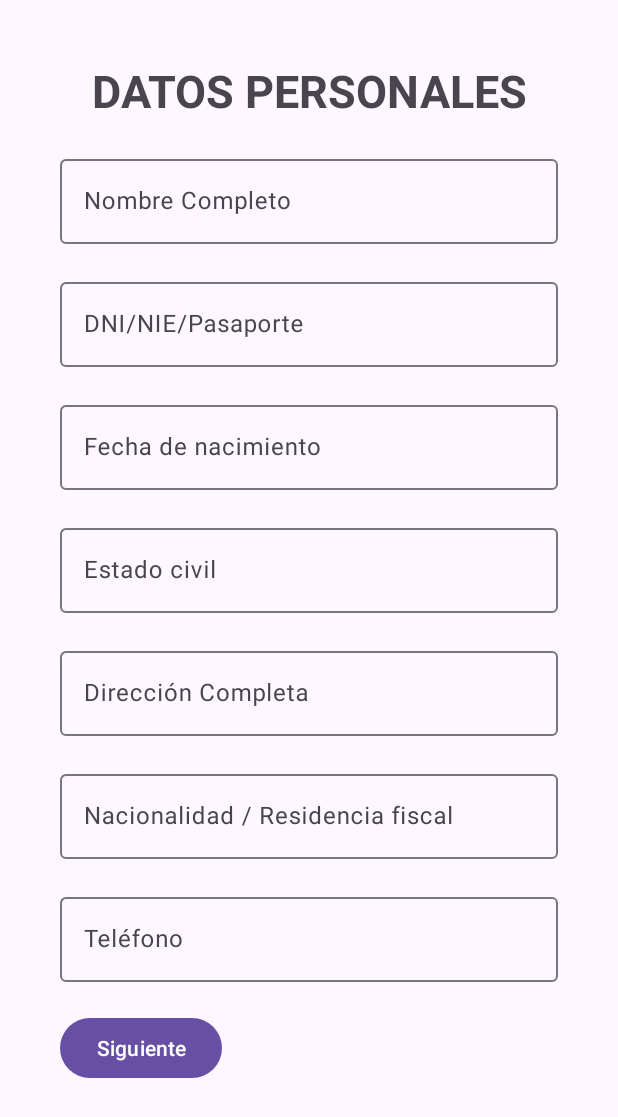
After one commit to cHion7/AplicacionDeImpuestosDelTFG, an Android app: the fragment FragmentoRegistro1 placed in its activity, on a phone screen of 412 x 824 dp. The commit adds this screen. Shown: the top 1117 px of the screen. Run offline under Robolectric (Android 15) with nearby library versions, the phone set to English and light mode, and no system bars; our stand-ins replace Firebase (no records; nobody signed in at launch, a user with empty details on screens opened directly).

Commit message:
Registro hecho 3 pestañas falta mejorar condiciones, se superponen xml

```diff
--- a/app/build.gradle.kts
+++ b/app/build.gradle.kts
@@ -30,6 +30,9 @@ android {
         sourceCompatibility = JavaVersion.VERSION_11
         targetCompatibility = JavaVersion.VERSION_11
     }
+    buildFeatures {
+        viewBinding = true
+    }
 }
 
 dependencies {
@@ -38,6 +41,9 @@ dependencies {
     implementation(libs.material)
     implementation(libs.activity)
     implementation(libs.constraintlayout)
+    implementation(libs.annotation)
+    implementation(libs.lifecycle.livedata.ktx)
+    implementation(libs.lifecycle.viewmodel.ktx)
     testImplementation(libs.junit)
     androidTestImplementation(libs.ext.junit)
     androidTestImplementation(libs.espresso.core)
--- /dev/null
+++ b/app/src/main/java/com/example/aplicaciondeimpuestosdeltfg/FragmentoRegistro.java
@@ -0,0 +1,104 @@
+package com.example.aplicaciondeimpuestosdeltfg;
+
+import android.content.Context;
+import android.content.SharedPreferences;
+import android.os.Bundle;
+
+import androidx.fragment.app.Fragment;
+
+import android.text.TextUtils;
+import android.view.LayoutInflater;
+import android.view.View;
+import android.view.ViewGroup;
+import android.widget.Button;
+import android.widget.Toast;
+
+import com.google.android.material.textfield.TextInputEditText;
+import com.google.firebase.auth.FirebaseAuth;
+
+/**
+ * A simple {@link Fragment} subclass.
+ * Use the {@link FragmentoRegistro#newInstance} factory method to
+ * create an instance of this fragment.
+ */
+public class FragmentoRegistro extends Fragment {
+    private TextInputEditText etUsuarioReg, etContrasenaReg;
+    private Button btSiguienteReg;
+    private FirebaseAuth firebaseAuth;
+
+    // TODO: Rename parameter arguments, choose names that match
+    // the fragment initialization parameters, e.g. ARG_ITEM_NUMBER
+    private static final String ARG_PARAM1 = "param1";
+    private static final String ARG_PARAM2 = "param2";
+
+    // TODO: Rename and change types of parameters
+    private String mParam1;
+    private String mParam2;
+
+    public FragmentoRegistro() {
+        // Required empty public constructor
+    }
+
+    /**
+     * Use this factory method to create a new instance of
+     * this fragment using the provided parameters.
+     *
+     * @param param1 Parameter 1.
+     * @param param2 Parameter 2.
+     * @return A new instance of fragment FragmentoRegistro.
+     */
+    // TODO: Rename and change types and number of parameters
+    public static FragmentoRegistro newInstance(String param1, String param2) {
+        FragmentoRegistro fragment = new FragmentoRegistro();
+        Bundle args = new Bundle();
+        args.putString(ARG_PARAM1, param1);
+        args.putString(ARG_PARAM2, param2);
+        fragment.setArguments(args);
+        return fragment;
+    }
+
+    @Override
+    public void onCreate(Bundle savedInstanceState) {
+        super.onCreate(savedInstanceState);
+        if (getArguments() != null) {
+            mParam1 = getArguments().getString(ARG_PARAM1);
+            mParam2 = getArguments().getString(ARG_PARAM2);
+        }
+    }
+
+    @Override
+    public View onCreateView(LayoutInflater inflater, ViewGroup container,
+                             Bundle savedInstanceState) {
+        // Inflate the layout for this fragment
+        View view = inflater.inflate(R.layout.fragment_registro, container, false);
+        // Inicializamos FirebaseAuth
+        firebaseAuth = FirebaseAuth.getInstance();
+
+        // Referenciamos los elementos del layout
+        etUsuarioReg = view.findViewById(R.id.etUsuarioReg);
+        etContrasenaReg = view.findViewById(R.id.etContrasenaReg);
+        btSiguienteReg = view.findViewById(R.id.btSiguienteReg);
+
+        btSiguienteReg.setOnClickListener(v -> {
+            // Obtenemos los datos introducidos por el usuario
+            String correo = etUsuarioReg.getText().toString().trim();
+            String contrasena = etContrasenaReg.getText().toString().trim();
+
+            // Guardamos los datos en SharedPreferences
+            SharedPreferences sharedPreferences = requireActivity().getSharedPreferences("registro_usuario", Context.MODE_PRIVATE);
+            SharedPreferences.Editor editor = sharedPreferences.edit();
+
+            editor.putString("correo", correo);
+            editor.putString("password", contrasena);
+            editor.apply(); // Guardo los cambios
+
+            // Pasar al siguiente fragmento
+            getParentFragmentManager().beginTransaction()
+                    .replace(R.id.frameLayoutRegistro, new FragmentoRegistro1())
+                    .addToBackStack(null)
+                    .commit();
+            //requireActivity().finish();
+        });
+        return view;
+    }
+}
--- /dev/null
+++ b/app/src/main/java/com/example/aplicaciondeimpuestosdeltfg/FragmentoRegistro1.java
@@ -0,0 +1,121 @@
+package com.example.aplicaciondeimpuestosdeltfg;
+
+import android.content.Context;
+import android.content.SharedPreferences;
+import android.os.Bundle;
+
+import androidx.fragment.app.Fragment;
+
+import android.view.LayoutInflater;
+import android.view.View;
+import android.view.ViewGroup;
+import android.widget.Button;
+import android.widget.EditText;
+
+import com.google.android.material.textfield.TextInputEditText;
+import com.google.firebase.auth.FirebaseAuth;
+import com.google.firebase.database.DatabaseReference;
+import com.google.firebase.database.FirebaseDatabase;
+
+/**
+ * A simple {@link Fragment} subclass.
+ * Use the {@link FragmentoRegistro1#newInstance} factory method to
+ * create an instance of this fragment.
+ */
+public class FragmentoRegistro1 extends Fragment {
+    private TextInputEditText etNombreRegistro, etDNIRegistro, etfechaRegistro, etEstadoRegistro, etDireccionRegistro, etNacionalidadRegistro, etCorreoRegistro, etTelefonoRegistro;
+    private Button btSiguiente1Registro;
+    private FirebaseAuth firebaseAuth;
+    private FirebaseDatabase database;
+    private DatabaseReference nodoPadre;
+
+
+    // TODO: Rename parameter arguments, choose names that match
+    // the fragment initialization parameters, e.g. ARG_ITEM_NUMBER
+    private static final String ARG_PARAM1 = "param1";
+    private static final String ARG_PARAM2 = "param2";
+
+    // TODO: Rename and change types of parameters
+    private String mParam1;
+    private String mParam2;
+
+    public FragmentoRegistro1() {
+        // Required empty public constructor
+    }
+
+    /**
+     * Use this factory method to create a new instance of
+     * this fragment using the provided parameters.
+     *
+     * @param param1 Parameter 1.
+     * @param param2 Parameter 2.
+     * @return A new instance of fragment FragmentoRegistro1.
+     */
+    // TODO: Rename and change types and number of parameters
+    public static FragmentoRegistro1 newInstance(String param1, String param2) {
+        FragmentoRegistro1 fragment = new FragmentoRegistro1();
+        Bundle args = new Bundle();
+        args.putString(ARG_PARAM1, param1);
+        args.putString(ARG_PARAM2, param2);
+        fragment.setArguments(args);
+        return fragment;
+    }
+
+    @Override
+    public void onCreate(Bundle savedInstanceState) {
+        super.onCreate(savedInstanceState);
+        if (getArguments() != null) {
+            mParam1 = getArguments().getString(ARG_PARAM1);
+            mParam2 = getArguments().getString(ARG_PARAM2);
+        }
+    }
+
+    @Override
+    public View onCreateView(LayoutInflater inflater, ViewGroup container,
+                             Bundle savedInstanceState) {
+        // Inflate the layout for this fragment
+        View view = inflater.inflate(R.layout.fragment_registro1, container, false);
+        //Inicialización de UI
+        etNombreRegistro = view.findViewById(R.id.etNombreReg);
+        etDNIRegistro = view.findViewById(R.id.etDNIReg);
+        etfechaRegistro = view.findViewById(R.id.etfechaReg);
+        etEstadoRegistro = view.findViewById(R.id.etEstadoReg);
+        etDireccionRegistro = view.findViewById(R.id.etDireccionReg);
+        etNacionalidadRegistro = view.findViewById(R.id.etNacionalidadReg);
+        etTelefonoRegistro = view.findViewById(R.id.etTelefonoReg);
+        btSiguiente1Registro = view.findViewById(R.id.btSiguienteReg1);
+
+        btSiguiente1Registro.setOnClickListener(v -> {
+        // Obtenemos los datos introducidos por el usuario
+            String nombre = etNombreRegistro.getText().toString();
+            String dni = etDNIRegistro.getText().toString();
+            String fechaNacimiento = etfechaRegistro.getText().toString();
+            String estadoCivil = etEstadoRegistro.getText().toString();
+            String direccion = etDireccionRegistro.getText().toString();
+            String nacionalidad = etNacionalidadRegistro.getText().toString();
+            String telefono = etTelefonoRegistro.getText().toString();
+
+            // Guardamos los datos en SharedPreferences
+            SharedPreferences sharedPreferences = requireActivity().getSharedPreferences("registro_usuario", Context.MODE_PRIVATE);
+            SharedPreferences.Editor editor = sharedPreferences.edit();
+
+            editor.putString("nombre", nombre);
+            editor.putString("dni", dni);
+            editor.putString("fechaNacimiento", fechaNacimiento);
+            editor.putString("estadoCivil", estadoCivil);
+            editor.putString("direccion", direccion);
+            editor.putString("nacionalidad", nacionalidad);
+            editor.putString("telefono", telefono);
+            editor.apply(); // Guardo los cambios
+
+            // Pasar al siguiente fragmento
+            Fragment siguienteFragmento = new FragmentoRegistro2();
+            requireActivity().getSupportFragmentManager().beginTransaction()
+                    .replace(R.id.frameLayoutRegistro1, siguienteFragmento)
+                    .addToBackStack(null)
+                    .commit();
+            requireActivity().finish();
+        });
+        return view;
+    }
+}
--- a/app/src/main/java/com/example/aplicaciondeimpuestosdeltfg/Login.java
+++ b/app/src/main/java/com/example/aplicaciondeimpuestosdeltfg/Login.java
@@ -2,9 +2,7 @@ package com.example.aplicaciondeimpuestosdeltfg;
 
 import android.content.Intent;
 import android.os.Bundle;
-import android.util.Patterns;
 import android.widget.Button;
-import android.widget.EditText;
 import android.widget.TextView;
 import android.widget.Toast;
 
@@ -47,7 +45,7 @@ public class Login extends AppCompatActivity {
         //Configuración de los listeners para los botones
         btIniciarSesionlogin.setOnClickListener(view -> signInWithEmail());
 
-        //Redirección a la pantalla de registro
+        // Redirección a la pantalla de registro
         tvRegistrarse.setOnClickListener(view -> {
             Intent intent = new Intent(Login.this, Registro.class);
             startActivity(intent);
--- a/app/src/main/res/layout/activity_login.xml
+++ b/app/src/main/res/layout/activity_login.xml
@@ -72,6 +72,7 @@
                 android:layout_width="wrap_content"
                 android:layout_height="wrap_content"
                 android:layout_weight="1"
+                android:clickable="true"
                 android:text="Registrate"
                 android:textAlignment="textEnd"
                 android:textStyle="bold" />
--- a/app/src/main/res/layout/activity_registro.xml
+++ b/app/src/main/res/layout/activity_registro.xml
@@ -1,5 +1,5 @@
 <?xml version="1.0" encoding="utf-8"?>
-<androidx.constraintlayout.widget.ConstraintLayout xmlns:android="http://schemas.android.com/apk/res/android"
+<LinearLayout xmlns:android="http://schemas.android.com/apk/res/android"
     xmlns:app="http://schemas.android.com/apk/res-auto"
     xmlns:tools="http://schemas.android.com/tools"
     android:id="@+id/main"
@@ -7,4 +7,9 @@
     android:layout_height="match_parent"
     tools:context=".Registro">
 
-</androidx.constraintlayout.widget.ConstraintLayout>
+    <androidx.fragment.app.FragmentContainerView
+        android:id="@+id/fragmentContainerView"
+        android:name="com.example.aplicaciondeimpuestosdeltfg.FragmentoRegistro"
+        android:layout_width="match_parent"
+        android:layout_height="match_parent" />
+</LinearLayout>
--- /dev/null
+++ b/app/src/main/res/layout/fragment_registro1.xml
@@ -0,0 +1,126 @@
+<?xml version="1.0" encoding="utf-8"?>
+<FrameLayout xmlns:android="http://schemas.android.com/apk/res/android"
+    xmlns:tools="http://schemas.android.com/tools"
+    android:id="@+id/frameLayoutRegistro1"
+    android:layout_width="match_parent"
+    android:layout_height="match_parent"
+    tools:context=".FragmentoRegistro1">
+
+    <!-- TODO: Update blank fragment layout -->
+    <LinearLayout
+        android:layout_width="match_parent"
+        android:layout_height="match_parent"
+        android:layout_margin="60px"
+        android:orientation="vertical">
+
+        <TextView
+            android:layout_width="match_parent"
+            android:layout_height="wrap_content"
+            android:text="DATOS PERSONALES"
+            android:textAlignment="center"
+            android:textSize="30sp"
+            android:textStyle="bold" />
+
+        <com.google.android.material.textfield.TextInputLayout
+            android:id="@+id/tilNombreRegistro"
+            android:layout_width="match_parent"
+            android:layout_height="wrap_content"
+            android:layout_marginTop="30px">
+
+            <com.google.android.material.textfield.TextInputEditText
+                android:id="@+id/etNombreReg"
+                android:layout_width="match_parent"
+                android:layout_height="wrap_content"
+                android:hint="Nombre Completo" />
+        </com.google.android.material.textfield.TextInputLayout>
+
+        <com.google.android.material.textfield.TextInputLayout
+            android:id="@+id/tilDNIReg"
+            android:layout_width="match_parent"
+            android:layout_height="wrap_content"
+            android:layout_marginTop="30px">
+
+            <com.google.android.material.textfield.TextInputEditText
+                android:id="@+id/etDNIReg"
+                android:layout_width="match_parent"
+                android:layout_height="wrap_content"
+                android:hint="DNI/NIE/Pasaporte" />
+        </com.google.android.material.textfield.TextInputLayout>
+
+        <com.google.android.material.textfield.TextInputLayout
+            android:id="@+id/tilFechaNacimeintoReg"
+            android:layout_width="match_parent"
+            android:layout_height="wrap_content"
+            android:layout_marginTop="30px">
+
+            <com.google.android.material.textfield.TextInputEditText
+                android:id="@+id/etfechaReg"
+                android:layout_width="match_parent"
+                android:layout_height="wrap_content"
+                android:hint="Fecha de nacimiento" />
+        </com.google.android.material.textfield.TextInputLayout>
+
+        <com.google.android.material.textfield.TextInputLayout
+            android:id="@+id/tilEstadoCivilReg"
+            android:layout_width="match_parent"
+            android:layout_height="wrap_content"
+            android:layout_marginTop="30px">
+
+            <com.google.android.material.textfield.TextInputEditText
+                android:id="@+id/etEstadoReg"
+                android:layout_width="match_parent"
+                android:layout_height="wrap_content"
+                android:hint="Estado civil" />
+        </com.google.android.material.textfield.TextInputLayout>
+
+        <com.google.android.material.textfield.TextInputLayout
+            android:id="@+id/tilDireccionReg"
+            android:layout_width="match_parent"
+            android:layout_height="wrap_content"
+            android:layout_marginTop="30px">
+
+            <com.google.android.material.textfield.TextInputEditText
+                android:id="@+id/etDireccionReg"
+                android:layout_width="match_parent"
+                android:layout_height="wrap_content"
+                android:hint="Dirección Completa" />
+
+        </com.google.android.material.textfield.TextInputLayout>
+
+        <com.google.android.material.textfield.TextInputLayout
+            android:id="@+id/tilNacionalidadReg"
+            android:layout_width="match_parent"
+            android:layout_height="wrap_content"
+            android:layout_marginTop="30px">
+
+            <com.google.android.material.textfield.TextInputEditText
+                android:id="@+id/etNacionalidadReg"
+                android:layout_width="match_parent"
+                android:layout_height="wrap_content"
+                android:hint="Nacionalidad / Residencia fiscal" />
+        </com.google.android.material.textfield.TextInputLayout>
+
+        <com.google.android.material.textfield.TextInputLayout
+            android:id="@+id/tilTelefonoReg"
+            android:layout_width="match_parent"
+            android:layout_height="wrap_content"
+            android:layout_marginTop="30px">
+
+            <com.google.android.material.textfield.TextInputEditText
+                android:id="@+id/etTelefonoReg"
+                android:layout_width="match_parent"
+                android:layout_height="wrap_content"
+                android:hint="Teléfono" />
+        </com.google.android.material.textfield.TextInputLayout>
+
+        <Button
+            android:id="@+id/btSiguienteReg1"
+            android:layout_width="wrap_content"
+            android:layout_height="wrap_content"
+            android:layout_marginTop="30px"
+            android:text="Siguiente"
+            android:textAlignment="center" />
+
+    </LinearLayout>
+
+</FrameLayout>
--- /dev/null
+++ b/app/src/main/res/values/dimens.xml
@@ -0,0 +1,5 @@
+<resources>
+    <!-- Default screen margins, per the Android Design guidelines. -->
+ <dimen name="fragment_horizontal_margin">16dp</dimen>
+ <dimen name="fragment_vertical_margin">16dp</dimen>
+</resources>
--- a/gradle/libs.versions.toml
+++ b/gradle/libs.versions.toml
@@ -7,6 +7,9 @@ appcompat = "1.7.0"
 material = "1.12.0"
 activity = "1.10.1"
 constraintlayout = "2.2.1"
+annotation = "1.6.0"
+lifecycleLivedataKtx = "2.8.7"
+lifecycleViewmodelKtx = "2.8.7"
 
 [libraries]
 junit = { group = "junit", name = "junit", version.ref = "junit" }
@@ -16,6 +19,9 @@ appcompat = { group = "androidx.appcompat", name = "appcompat", version.ref = "a
 material = { group = "com.google.android.material", name = "material", version.ref = "material" }
 activity = { group = "androidx.activity", name = "activity", version.ref = "activity" }
 constraintlayout = { group = "androidx.constraintlayout", name = "constraintlayout", version.ref = "constraintlayout" }
+annotation = { group = "androidx.annotation", name = "annotation", version.ref = "annotation" }
+lifecycle-livedata-ktx = { group = "androidx.lifecycle", name = "lifecycle-livedata-ktx", version.ref = "lifecycleLivedataKtx" }
+lifecycle-viewmodel-ktx = { group = "androidx.lifecycle", name = "lifecycle-viewmodel-ktx", version.ref = "lifecycleViewmodelKtx" }
 
 [plugins]
 android-application = { id = "com.android.application", version.ref = "agp" }
```
Also changed, not shown: app/src/main/AndroidManifest.xml (+10 -8 lines), app/src/main/java/com/example/aplicaciondeimpuestosdeltfg/FragmentoRegistro2.java (added, +172 -0 lines), app/src/main/res/layout/fragment_registro.xml (added, +61 -0 lines), app/src/main/res/layout/fragment_registro2.xml (added, +97 -0 lines), app/src/main/res/values/strings.xml (+9 -0 lines).
